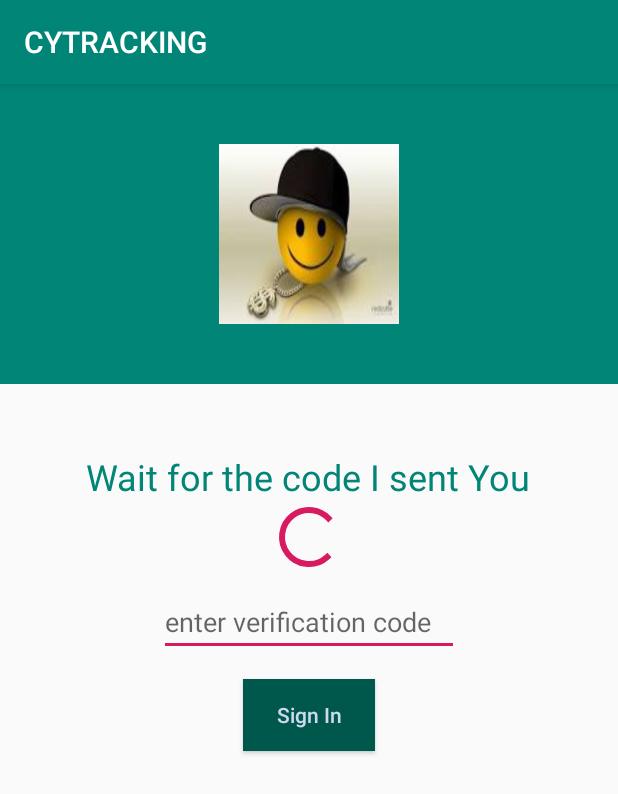
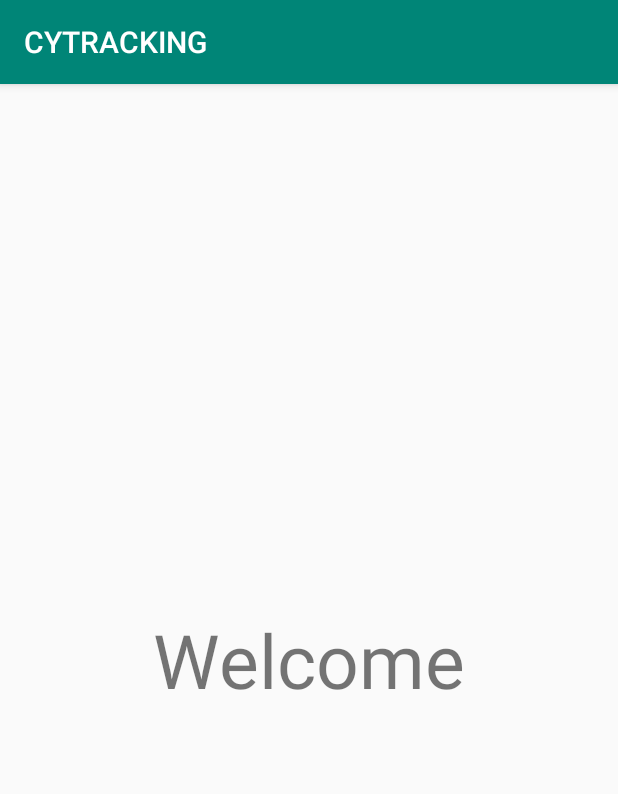
Before and after one commit to adarsh161994/CYTRUCK_app, an Android app: the ProfileActivity screen opened directly, with no data from a screen before it, on a phone screen of 412 x 824 dp. Shown: the top 794 px of the screen. Run offline under Robolectric (Android 15) with nearby library versions, the phone set to English and light mode, and no system bars.

Commit message:
latest update

```diff
--- a/app/build.gradle
+++ b/app/build.gradle
@@ -1,4 +1,5 @@
 apply plugin: 'com.android.application'
+apply plugin: 'com.google.gms.google-services'
 
 android {
     compileSdkVersion 29
@@ -23,7 +24,10 @@ dependencies {
     implementation fileTree(dir: 'libs', include: ['*.jar'])
     implementation 'androidx.appcompat:appcompat:1.0.2'
     implementation 'androidx.constraintlayout:constraintlayout:1.1.3'
+    implementation 'com.google.firebase:firebase-auth:16.0.5'
+    implementation 'com.google.firebase:firebase-database:16.0.4'
     testImplementation 'junit:junit:4.12'
     androidTestImplementation 'androidx.test.ext:junit:1.1.0'
     androidTestImplementation 'androidx.test.espresso:espresso-core:3.1.1'
+    implementation 'com.google.android.material:material:1.0.0'
 }
--- a/app/src/main/AndroidManifest.xml
+++ b/app/src/main/AndroidManifest.xml
@@ -9,14 +9,14 @@
         android:roundIcon="@mipmap/ic_launcher_round"
         android:supportsRtl="true"
         android:theme="@style/AppTheme">
-        <activity android:name=".Main3Activity">
+        <activity android:name=".ProfileActivity">
             <intent-filter>
                 <action android:name="android.intent.action.MAIN" />
 
                 <category android:name="android.intent.category.LAUNCHER" />
             </intent-filter>
         </activity>
-        <activity android:name=".Main2Activity">
+        <activity android:name=".ActivityPhoneNumber">
             <intent-filter>
                 <action android:name="android.intent.action.MAIN" />
 
--- a/app/src/main/java/com/cytrucksindia/cytracking/Main3Activity.java
+++ b/app/src/main/java/com/cytrucksindia/cytracking/ProfileActivity.java
@@ -3,12 +3,14 @@ package com.cytrucksindia.cytracking;
 import androidx.appcompat.app.AppCompatActivity;
 
 import android.os.Bundle;
+import android.util.Log;
 
-public class Main3Activity extends AppCompatActivity {
+public class ProfileActivity extends AppCompatActivity {
 
     @Override
     protected void onCreate(Bundle savedInstanceState) {
         super.onCreate(savedInstanceState);
-        setContentView(R.layout.activity_main3);
+        setContentView(R.layout.activity_profile);
+        Log.d("MainActivity","Welcome");
     }
 }
--- a/app/src/main/res/layout/activity_main3.xml
+++ /dev/null
@@ -1,78 +0,0 @@
-<?xml version="1.0" encoding="utf-8"?>
-<RelativeLayout xmlns:android="http://schemas.android.com/apk/res/android"
-    xmlns:app="http://schemas.android.com/apk/res-auto"
-    xmlns:tools="http://schemas.android.com/tools"
-    android:layout_width="match_parent"
-    android:layout_height="match_parent"
-    tools:context=".Main3Activity">
-
-    <RelativeLayout
-        android:id="@+id/relativeLayout"
-        android:layout_width="match_parent"
-        android:layout_height="200dp"
-        android:background="@color/colorPrimary"
-        android:orientation="horizontal">
-
-        <ImageView
-            android:layout_width="120dp"
-            android:layout_height="120dp"
-            android:layout_centerHorizontal="true"
-            android:layout_centerVertical="true"
-            android:background="@drawable/index" />
-
-    </RelativeLayout>
-
-
-    <RelativeLayout
-        android:id="@+id/container"
-        android:layout_width="match_parent"
-        android:layout_height="match_parent"
-        android:layout_below="@id/relativeLayout"
-        android:orientation="vertical"
-        android:padding="20dp">
-
-        <TextView
-            android:id="@+id/textView"
-            android:layout_width="wrap_content"
-            android:layout_height="wrap_content"
-            android:layout_centerHorizontal="true"
-            android:layout_marginTop="25dp"
-            android:text="Wait for the code I sent You"
-            android:textAppearance="@style/Base.TextAppearance.AppCompat.Headline"
-            android:textColor="@color/colorPrimary" />
-
-        <ProgressBar
-            android:id="@+id/progressbar"
-            android:layout_below="@id/textView"
-            android:layout_centerHorizontal="true"
-            android:layout_width="wrap_content"
-            android:layout_height="wrap_content" />
-
-        <EditText
-            android:id="@+id/editTextCode"
-            android:layout_width="200dp"
-            android:layout_height="wrap_content"
-            android:layout_below="@id/progressbar"
-            android:layout_centerHorizontal="true"
-            android:layout_marginTop="10dp"
-            android:digits="0123456789"
-            android:drawablePadding="10dp"
-            android:hint="enter verification code"
-            android:inputType="phone"
-            android:maxLength="10" />
-
-        <Button
-            android:id="@+id/buttonSignIn"
-            android:layout_width="wrap_content"
-            android:layout_height="wrap_content"
-            android:layout_below="@id/editTextCode"
-            android:layout_centerHorizontal="true"
-            android:layout_marginTop="15dp"
-            android:background="@color/colorPrimaryDark"
-            android:text="Sign In"
-            android:textAllCaps="false"
-            android:textColor="#cdd8f1" />
-
-    </RelativeLayout>
-
-</RelativeLayout>
--- /dev/null
+++ b/app/src/main/res/layout/activity_profile.xml
@@ -0,0 +1,17 @@
+<?xml version="1.0" encoding="utf-8"?>
+<RelativeLayout xmlns:android="http://schemas.android.com/apk/res/android"
+    xmlns:app="http://schemas.android.com/apk/res-auto"
+    xmlns:tools="http://schemas.android.com/tools"
+    android:layout_width="match_parent"
+    android:layout_height="match_parent"
+    android:gravity="center"
+    tools:context=".ProfileActivity">
+
+    <TextView
+        android:layout_width="wrap_content"
+        android:layout_height="wrap_content"
+        android:id="@+id/text"
+        android:text="Welcome"
+        android:textSize="50dp"/>
+
+</RelativeLayout>
--- a/app/src/main/res/values/strings.xml
+++ b/app/src/main/res/values/strings.xml
@@ -1,3 +1,7 @@
 <resources>
     <string name="app_name">CYTRACKING</string>
+    <string name="may_i_ask_your_phone_number">May I ask your phone number?</string>
+    <string name="send">Send</string>
+    <string name="wait_for_the_code_i_sent_you">Wait for the code I sent You</string>
+    <string name="enter_verification_code">enter verification code</string>
 </resources>
--- a/build.gradle
+++ b/build.gradle
@@ -8,6 +8,7 @@ buildscript {
     }
     dependencies {
         classpath 'com.android.tools.build:gradle:3.5.3'
+        classpath 'com.google.gms:google-services:4.2.0'
 
         // NOTE: Do not place your application dependencies here; they belong
         // in the individual module build.gradle files
```
Also changed, not shown: app/src/main/java/com/cytrucksindia/cytracking/ActivityPhoneNumber.java (added, +165 -0 lines), app/src/main/java/com/cytrucksindia/cytracking/Main2Activity.java (deleted, +0 -41 lines), app/src/main/java/com/cytrucksindia/cytracking/MainActivity.java (+25 -8 lines), app/src/main/res/layout/activity_main.xml (+30 -6 lines), app/src/main/res/layout/activity_main2.xml (deleted, +0 -68 lines), app/src/main/res/layout/activity_phone_number.xml (added, +54 -0 lines).
